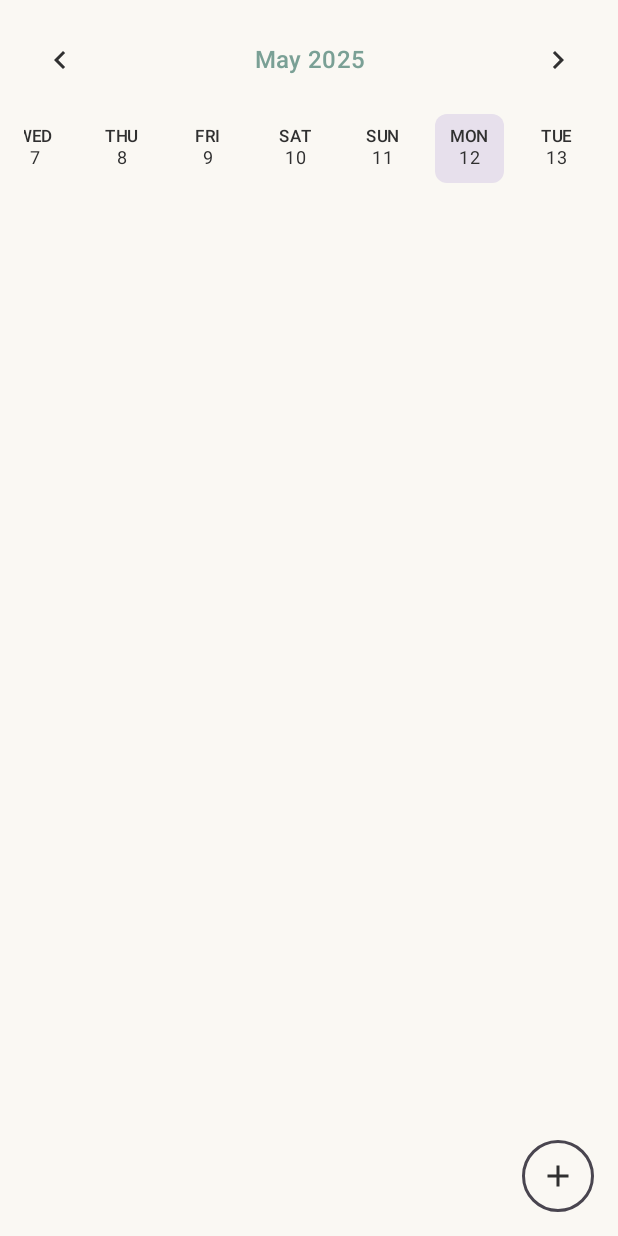
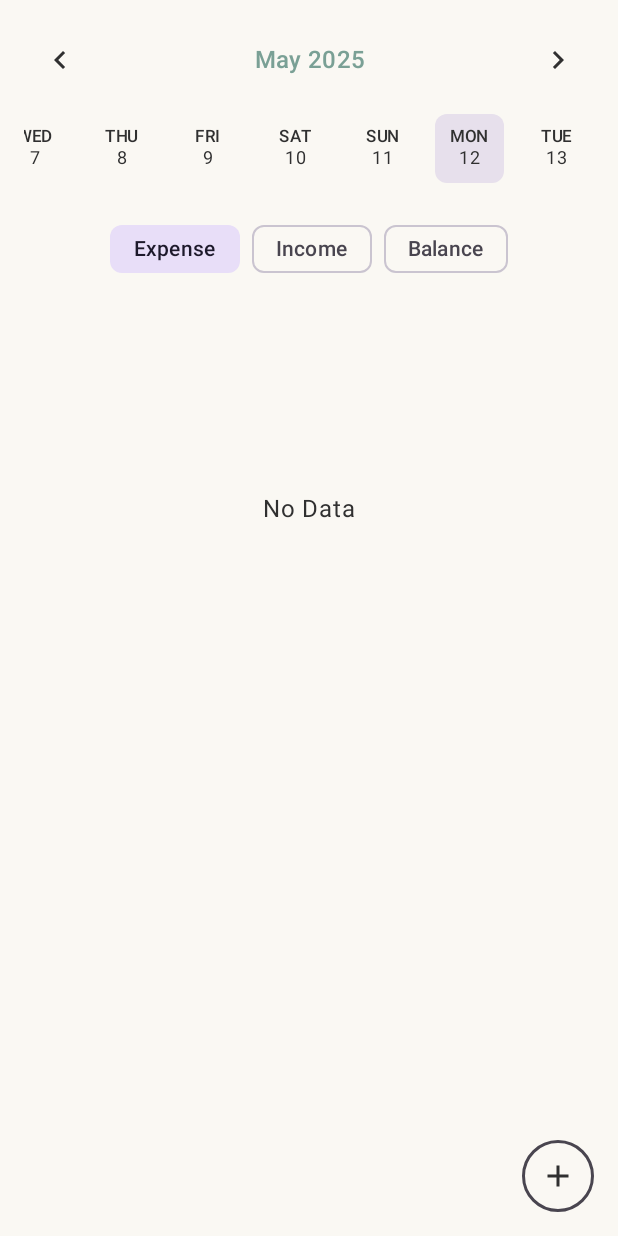
Before and after one commit to YouXiang8727/Streamlet, an Android app built with Jetpack Compose: the screen it shows after launch (MainActivity), on a phone screen of 412 x 824 dp. Run offline under Robolectric (Android 15) with nearby library versions, the phone set to English and light mode, and no system bars; our stand-ins replace Dagger/Hilt's generated code, Room's generated code.

Commit message:
no message

```diff
--- a/app/src/main/java/com/youxiang8727/streamlet/ui/components/chart/piechart/PieChart.kt
+++ b/app/src/main/java/com/youxiang8727/streamlet/ui/components/chart/piechart/PieChart.kt
@@ -19,6 +19,7 @@ import androidx.compose.ui.Alignment
 import androidx.compose.ui.Modifier
 import androidx.compose.ui.graphics.Color
 import androidx.compose.ui.unit.dp
+import java.util.Locale
 
 @Composable
 fun PieChart(
@@ -53,6 +54,7 @@ fun PieChart(
             verticalArrangement = Arrangement.spacedBy(8.dp, Alignment.CenterVertically)
         ) {
             items(data) {
+                val percentage = String.format(Locale.getDefault(), "%.2f%%", it.data / sum * 100)
                 Row(
                     modifier = Modifier.fillMaxWidth()
                         .weight(1f),
@@ -65,7 +67,7 @@ fun PieChart(
                     )
 
                     Text(
-                        text = it.label,
+                        text = it.label + percentage,
                         color = it.color,
                         maxLines = 1,
                         modifier = Modifier.weight(1f)
@@ -79,5 +81,5 @@ fun PieChart(
 data class PieChartData(
     val label: String,
     val data: Int,
-    val color: Color
+    val color: Color,
 )
--- a/app/src/main/java/com/youxiang8727/streamlet/ui/screen/home/HomeScreen.kt
+++ b/app/src/main/java/com/youxiang8727/streamlet/ui/screen/home/HomeScreen.kt
@@ -36,10 +36,11 @@ import androidx.compose.ui.text.style.TextAlign
 import androidx.compose.ui.unit.dp
 import androidx.hilt.navigation.compose.hiltViewModel
 import androidx.lifecycle.compose.collectAsStateWithLifecycle
+import com.youxiang8727.streamlet.R
 import com.youxiang8727.streamlet.domain.model.TransactionData
 import com.youxiang8727.streamlet.ui.components.chart.piechart.PieChart
-import com.youxiang8727.streamlet.ui.components.chart.piechart.PieChartData
 import com.youxiang8727.streamlet.ui.components.customcalendar.CustomCalendar
+import com.youxiang8727.streamlet.ui.screen.transaction.TypeChip
 import java.time.LocalDate
 
 @Composable
@@ -78,7 +79,7 @@ fun HomeScreen(
                 .padding(contentPadding)
         ) {
             CustomCalendar(
-                modifier = modifier,
+                modifier = Modifier,
                 localDate = state.date,
                 expandCallback = {
                     calendarExpanded = it
@@ -91,24 +92,15 @@ fun HomeScreen(
             if (calendarExpanded) {
                 Spacer(modifier = Modifier.weight(1f))
             } else {
-                PieChart(
-                    modifier = modifier
+                PieChartLayout(
+                    modifier = Modifier
                         .fillMaxWidth()
-                        .weight(1f),
-                    data = state.transactionData.groupBy {
-                        it.category
-                    }.map {
-                        PieChartData(
-                            label = it.key.title,
-                            data = it.value.sumOf { it.amount },
-                            color = it.key.color
-                        )
-                    }
+                        .weight(1f)
                 )
             }
 
             TransactionDataList(
-                modifier = modifier
+                modifier = Modifier
                     .fillMaxWidth()
                     .aspectRatio(1.2f)
             )
@@ -189,3 +181,53 @@ private fun TransactionDataListItem(
         )
     }
 }
+
+@Composable
+private fun PieChartLayout(
+    modifier: Modifier = Modifier
+) {
+    val viewModel: HomeScreenViewModel = hiltViewModel()
+    val state = viewModel.uiStateFlow.collectAsStateWithLifecycle().value
+
+    if (state.pieChartDataType == null) return
+
+    val context = LocalContext.current
+
+    Column(
+        modifier = modifier.fillMaxSize(),
+        horizontalAlignment = Alignment.CenterHorizontally,
+        verticalArrangement = Arrangement.spacedBy(8.dp)
+    ) {
+        Row(
+            modifier = Modifier.fillMaxWidth(),
+            horizontalArrangement = Arrangement.spacedBy(8.dp, Alignment.CenterHorizontally),
+            verticalAlignment = Alignment.CenterVertically
+        ) {
+            PieChartDataType.defaults.forEach {
+                TypeChip(
+                    label = context.getString(it.stringResourceId),
+                    selected = it == state.pieChartDataType
+                ) {
+                    viewModel.onPieChartDataTypeChanged(it)
+                }
+            }
+        }
+
+        val data = state.getPieChartData(context)
+
+        if (data.isEmpty()) {
+            Box(
+                modifier = modifier,
+                contentAlignment = Alignment.Center
+            ) {
+                Text(context.getString(R.string.no_data))
+            }
+            return
+        }
+
+        PieChart(
+            modifier = modifier,
+            data = state.getPieChartData(context)
+        )
+    }
+}
--- a/app/src/main/java/com/youxiang8727/streamlet/ui/screen/home/HomeUiEvent.kt
+++ b/app/src/main/java/com/youxiang8727/streamlet/ui/screen/home/HomeUiEvent.kt
@@ -8,4 +8,8 @@ sealed interface HomeUiEvent: UiEvent {
     data class OnDateChanged(val date: LocalDate): HomeUiEvent
 
     data class OnTransactionDataChanged(val transactionData: List<TransactionData>): HomeUiEvent
+
+    data object OnCalendarExpandChanged: HomeUiEvent
+
+    data class OnPieChartDataTypeChanged(val pieChartDataType: PieChartDataType): HomeUiEvent
 }
--- a/app/src/main/java/com/youxiang8727/streamlet/ui/screen/home/HomeUiState.kt
+++ b/app/src/main/java/com/youxiang8727/streamlet/ui/screen/home/HomeUiState.kt
@@ -30,7 +30,7 @@ data class HomeUiState(
                     PieChartData(
                         label = it.key.title,
                         data = it.value.sumOf { it.amount },
-                        color = it.key.color
+                        color = it.key.color,
                     )
                 }
             }
--- a/app/src/main/res/values/strings.xml
+++ b/app/src/main/res/values/strings.xml
@@ -27,4 +27,5 @@
 
     <string name="add">Add</string>
     <string name="balance">Balance</string>
+    <string name="no_data">No Data</string>
 </resources>
```
Also changed, not shown: app/src/main/java/com/youxiang8727/streamlet/ui/screen/home/HomeScreenViewModel.kt (+13 -0 lines), 1 other file.
